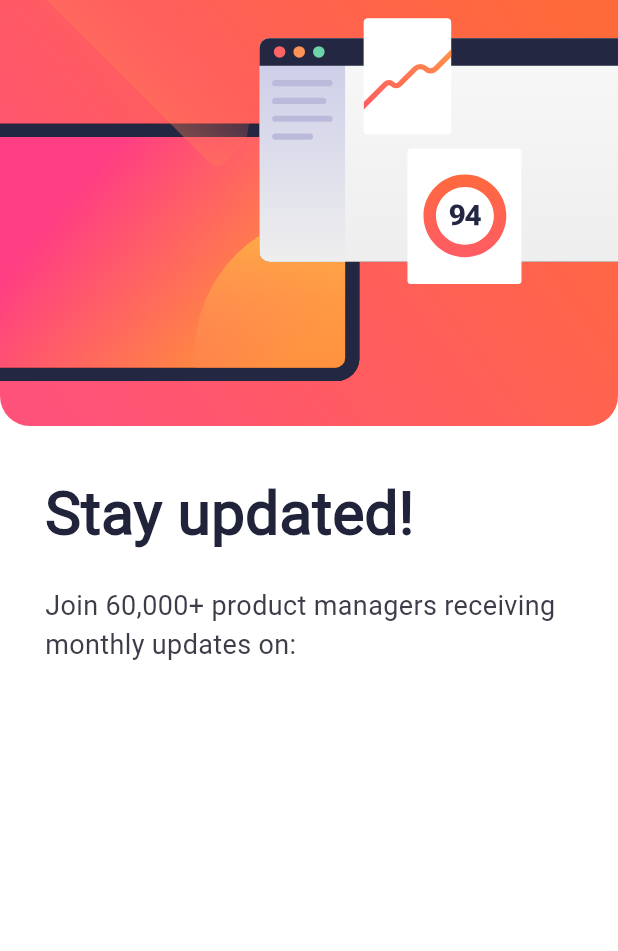
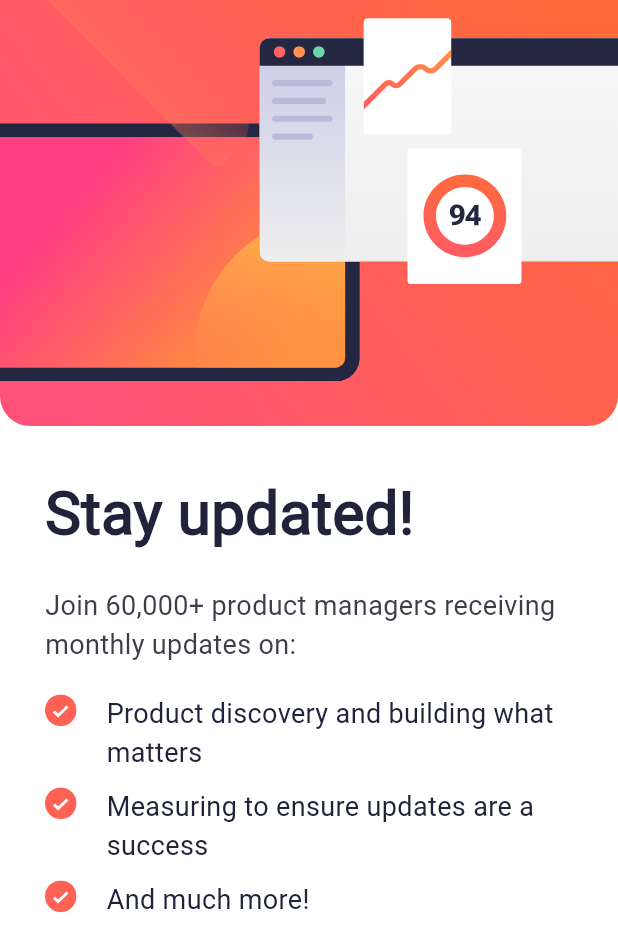
Before and after one commit to sparklaunch/newsletter_sign_up_form_with_success_message, a Flutter app: the screen it shows after launch, on a phone screen of 412 x 824 dp. Shown: the top 951 px of the screen. Run offline on Flutter 3.47's test engine with Material 3 defaults, Android fonts, the phone set to English and light mode, and no system bars; our stand-ins replace flutter_svg.

Commit message:
Update main_screen.dart

```diff
--- a/lib/screens/main_screen.dart
+++ b/lib/screens/main_screen.dart
@@ -21,12 +21,12 @@ class MainScreen extends StatelessWidget {
                 fit: BoxFit.cover,
               ),
             ),
-            const Padding(
-              padding: EdgeInsets.all(30),
+            Padding(
+              padding: const EdgeInsets.all(30),
               child: Column(
                 crossAxisAlignment: CrossAxisAlignment.stretch,
                 children: [
-                  Text(
+                  const Text(
                     "Stay updated!",
                     style: TextStyle(
                       color: Color.fromRGBO(32, 35, 58, 1),
@@ -34,13 +34,64 @@ class MainScreen extends StatelessWidget {
                       fontWeight: FontWeight.bold,
                     ),
                   ),
-                  SizedBox(height: 20),
-                  Text(
+                  const SizedBox(height: 20),
+                  const Text(
                     "Join 60,000+ product managers receiving monthly updates on:",
                     style: TextStyle(
                       fontSize: 18,
                       color: Color.fromRGBO(61, 61, 74, 1),
                     ),
+                  ),
+                  const SizedBox(height: 20),
+                  Row(
+                    crossAxisAlignment: CrossAxisAlignment.start,
+                    children: [
+                      SvgPicture.asset("assets/images/List.svg"),
+                      const SizedBox(width: 20),
+                      const Expanded(
+                        child: Text(
+                          "Product discovery and building what matters",
+                          style: TextStyle(
+                            fontSize: 18,
+                            color: Color.fromRGBO(32, 35, 58, 1),
+                          ),
+                        ),
+                      ),
+                    ],
+                  ),
+                  const SizedBox(height: 10),
+                  Row(
+                    crossAxisAlignment: CrossAxisAlignment.start,
+                    children: [
+                      SvgPicture.asset("assets/images/List.svg"),
+                      const SizedBox(width: 20),
+                      const Expanded(
+                        child: Text(
+                          "Measuring to ensure updates are a success",
+                          style: TextStyle(
+                            fontSize: 18,
+                            color: Color.fromRGBO(32, 35, 58, 1),
+                          ),
+                        ),
+                      ),
+                    ],
+                  ),
+                  const SizedBox(height: 10),
+                  Row(
+                    crossAxisAlignment: CrossAxisAlignment.start,
+                    children: [
+                      SvgPicture.asset("assets/images/List.svg"),
+                      const SizedBox(width: 20),
+                      const Expanded(
+                        child: Text(
+                          "And much more!",
+                          style: TextStyle(
+                            fontSize: 18,
+                            color: Color.fromRGBO(32, 35, 58, 1),
+                          ),
+                        ),
+                      ),
+                    ],
                   ),
                 ],
               ),
```
